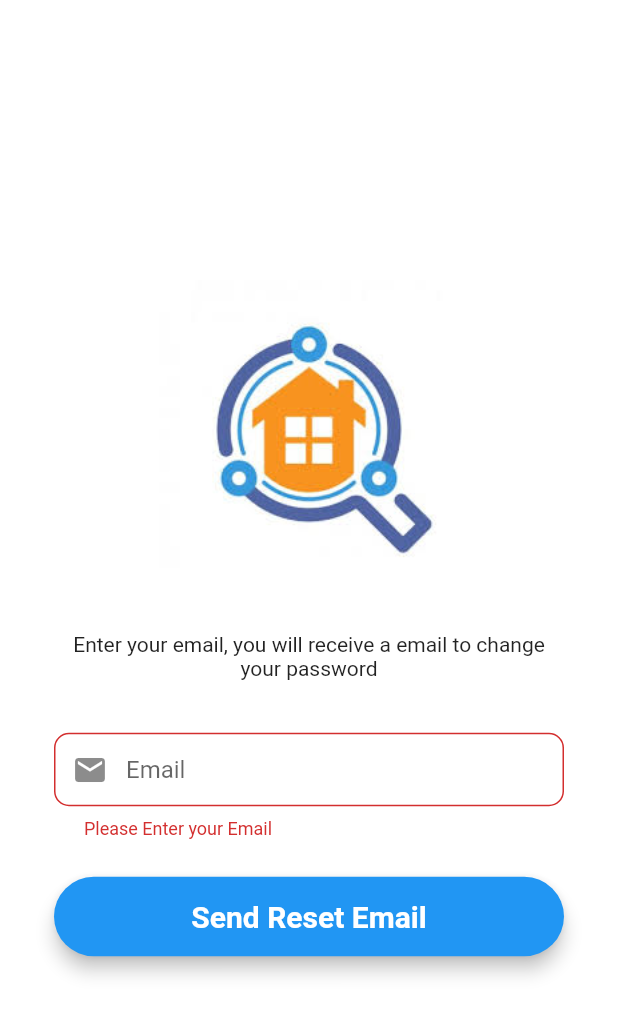
After one commit to UsmanAsad87/PropertyFinder2, a Flutter app: the ForgetPassScreen screen opened directly, after a tap on "Send Reset Email", on a phone screen of 412 x 824 dp. The commit adds this screen. Shown: the top 1015 px of the screen. Run offline on Flutter 3.47's test engine with Material 2 defaults, Android fonts, the light colour scheme and no system bars; our stand-ins replace cloud_firestore, firebase_auth, firebase_core, firebase_storage, flutter_screenutil, flutter_spinkit and 5 more; accounts and stored records are empty.

Commit message:
forget password

```diff
--- /dev/null
+++ b/lib/screens/login_and_signup/forget_screen.dart
@@ -0,0 +1,164 @@
+// ignore_for_file: unnecessary_new, prefer_const_constructors
+
+import 'package:cloud_firestore/cloud_firestore.dart';
+import 'package:firebase_auth/firebase_auth.dart';
+import 'package:flutter/material.dart';
+import 'package:flutter_application_1/model/user_model.dart';
+import 'package:flutter_application_1/repository/auth_methods.dart';
+import 'package:flutter_application_1/screens/home_screen/home_screen.dart';
+import 'package:flutter_application_1/screens/login_and_signup/login_screen.dart';
+import 'package:flutter_application_1/screens/login_and_signup/photp_screen.dart';
+import 'package:flutter_application_1/screens/login_and_signup/registration_screen.dart';
+import 'package:flutter_application_1/utils/loader.dart';
+import 'package:flutter_application_1/utils/toast.dart';
+import 'package:fluttertoast/fluttertoast.dart';
+import 'package:get/get.dart';
+
+// ignore: camel_case_types
+class ForgetPassScreen extends StatefulWidget {
+  const ForgetPassScreen({Key? key}) : super(key: key);
+
+  @override
+  State<ForgetPassScreen> createState() => _ForgetPassScreenState();
+}
+
+// ignore: camel_case_types
+class _ForgetPassScreenState extends State<ForgetPassScreen> {
+// form key
+  final _formkey = GlobalKey<FormState>();
+  bool _isLoading = false;
+
+//controller
+  final TextEditingController emailcontroller = new TextEditingController();
+  final TextEditingController passwordcontroller = new TextEditingController();
+
+  final _auth = FirebaseAuth.instance;
+
+  String? errorMessage;
+
+  @override
+  Widget build(BuildContext context) {
+    //email field
+    final emailfield = TextFormField(
+        autofocus: false,
+        controller: emailcontroller,
+        keyboardType: TextInputType.emailAddress,
+        validator: (value) {
+          if (value!.isEmpty) {
+            return ("Please Enter your Email");
+          }
+          //email validation
+          if (!RegExp("^[a-zA-Z0-9+_.-]+@[a-zA-Z0-9.-]+.[a-z]")
+              .hasMatch(value)) {
+            return ("Please Enter a valid email");
+          }
+          return null;
+        },
+        onSaved: (value) {
+          emailcontroller.text = value!;
+        },
+        textInputAction: TextInputAction.next,
+        decoration: InputDecoration(
+            prefixIcon: Icon(Icons.mail),
+            contentPadding: EdgeInsets.fromLTRB(20, 15, 20, 15),
+            hintText: "Email",
+            border: OutlineInputBorder(
+              borderRadius: BorderRadius.circular(10),
+            )));
+
+    final resetButton = Material(
+      elevation: 5,
+      borderRadius: BorderRadius.circular(30),
+      color: Colors.blue,
+      child: MaterialButton(
+        padding: EdgeInsets.fromLTRB(20, 15, 20, 15),
+        minWidth: MediaQuery.of(context).size.width,
+        onPressed: () {
+          setState(() {
+            _isLoading = true;
+          });
+          sendResetMail(emailcontroller.text, passwordcontroller.text);
+          setState(() {
+            _isLoading = false;
+          });
+        },
+        child: _isLoading
+            ? spinKit()
+            : Text(
+                "Send Reset Email",
+                textAlign: TextAlign.center,
+                style: TextStyle(
+                    fontSize: 20,
+                    color: Colors.white,
+                    fontWeight: FontWeight.bold),
+              ),
+      ),
+    );
+
+    return Scaffold(
+      backgroundColor: Colors.white,
+      body: Center(
+        child: SingleChildScrollView(
+          child: Container(
+            color: Colors.white,
+            child: Padding(
+              padding: const EdgeInsets.all(36.0),
+              child: Form(
+                key: _formkey,
+                child: Column(
+                  mainAxisAlignment: MainAxisAlignment.center,
+                  crossAxisAlignment: CrossAxisAlignment.center,
+                  children: <Widget>[
+                    SizedBox(
+                      height: 200,
+                      child: Image.asset(
+                        "assets/images.jpg",
+                        fit: BoxFit.contain,
+                      ),
+                    ),
+                    SizedBox(height: 15),
+                    Padding(
+                      padding: EdgeInsets.symmetric(vertical: 20),
+                      child: Center(
+                          child: Text(
+                        'Enter your email, you will receive a email to change your password',
+                        textAlign: TextAlign.center,
+                      )),
+                    ),
+                    SizedBox(height: 15),
+                    emailfield,
+                    SizedBox(height: 25),
+                    resetButton,
+                  ],
+                ),
+              ),
+            ),
+          ),
+        ),
+      ),
+    );
+  }
+
+  void sendResetMail(String email, String password) async {
+    if (_formkey.currentState!.validate()) {
+      setState(() {
+        _isLoading = true;
+      });
+      String res = await AuthMethods().resetPassword(email: email);
+      if (res == "success") {
+        setState(() {
+          _isLoading = false;
+        });
+        showToast('Reset password email is sent.');
+        await Future.delayed(Duration(milliseconds: 2000), () {}).then(
+            (value) => Navigator.push(context,
+                MaterialPageRoute(builder: (context) => loginscreen())));
+      } else {
+        showFlagMsg(context: context, msg: res, textColor: Colors.red);
+      }
+      setState(() {
+        _isLoading = false;
+      });
+    }
+  }
+}
--- a/lib/utils/constant.dart
+++ b/lib/utils/constant.dart
@@ -1 +1 @@
-const kAdminEmail='admin@admin.com';
+const kAdminEmail='info.pfadm@gmail.com';
```
Also changed, not shown: lib/repository/auth_methods.dart (+12 -1 lines), lib/screens/login_and_signup/login_screen.dart (+29 -5 lines).
